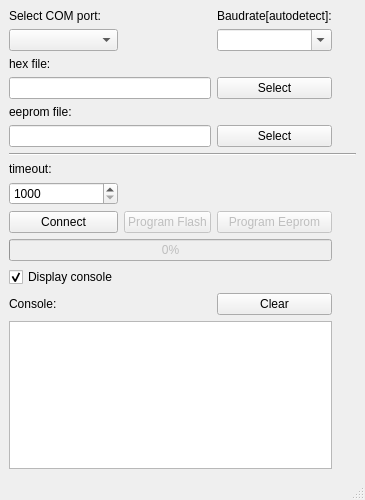
Before: the Qt Designer form mainwindow.ui in AlienDrew/c45b-gui, drawn with Qt 5.
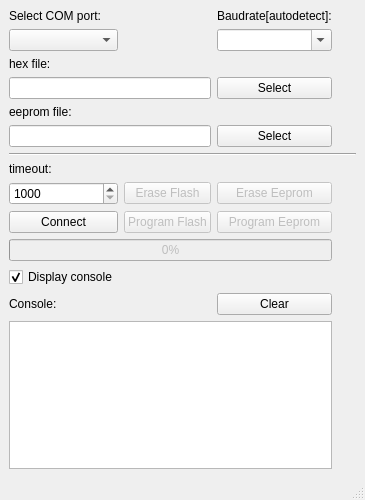
After: the same form once the commit is applied.

Commit message: Added flash and eeprom erase features, indication bug fixes

The edit to the form file:
```diff
--- a/mainwindow.ui
+++ b/mainwindow.ui
@@ -179,6 +179,26 @@
         </property>
        </widget>
       </item>
+      <item row="11" column="1">
+       <widget class="QPushButton" name="eraseFlashButton">
+        <property name="enabled">
+         <bool>false</bool>
+        </property>
+        <property name="text">
+         <string>Erase Flash</string>
+        </property>
+       </widget>
+      </item>
+      <item row="11" column="2">
+       <widget class="QPushButton" name="eraseEepromButton">
+        <property name="enabled">
+         <bool>false</bool>
+        </property>
+        <property name="text">
+         <string>Erase Eeprom</string>
+        </property>
+       </widget>
+      </item>
      </layout>
     </item>
    </layout>
```
The commit also changes 4 other files.
